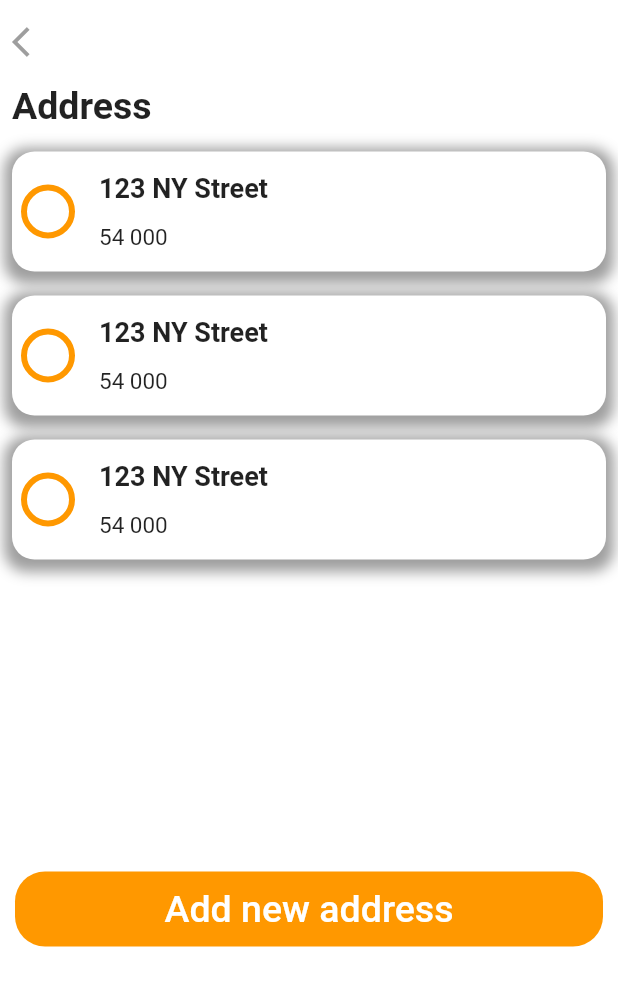
After one commit to MerveCoban1/digigarson_demo_design, a Flutter app: the Address screen opened directly, on a phone screen of 412 x 824 dp. The commit adds this screen. Shown: the top 986 px of the screen. Run offline on Flutter 3.47's test engine with Material 2 defaults, Android fonts, the phone set to English and light mode, and no system bars; missing offline and left inert: flappy_search_bar, qr_code_scanner.

Commit message:
create address page

```diff
--- /dev/null
+++ b/lib/views/address.dart
@@ -0,0 +1,63 @@
+import 'package:digigarson_demo_design/views/addAddress.dart';
+import 'package:digigarson_demo_design/widgets/addressContainer.dart';
+import 'package:flutter/cupertino.dart';
+import 'package:flutter/material.dart';
+
+class Address extends StatefulWidget {
+  @override
+  _AddressState createState() => _AddressState();
+}
+
+class _AddressState extends State<Address> {
+  @override
+  Widget build(BuildContext context) {
+    return Scaffold(
+      backgroundColor: Colors.white,
+      body: ListView(
+        children: [
+          new IconButton(
+              alignment: Alignment.bottomLeft,
+              onPressed: () {
+                Navigator.pop(context);
+              },
+              icon: new Icon(
+                Icons.arrow_back_ios,
+                color: Colors.grey,
+              )),
+          Padding(
+            padding: const EdgeInsets.all(8.0),
+            child: Text(
+              "Address",
+              style: TextStyle(fontWeight: FontWeight.bold, fontSize: 25.0),
+            ),
+          ),
+          AddressContainer(),
+          AddressContainer(),
+          AddressContainer(),
+          Padding(
+            padding: const EdgeInsets.only(
+                top: 200.0, left: 10, right: 10, bottom: 20.0),
+            child: FlatButton(
+              minWidth: 320.0,
+              height: 50.0,
+              color: Colors.orange,
+              shape: RoundedRectangleBorder(
+                  borderRadius: BorderRadius.circular(20)),
+              onPressed: () {
+                Navigator.push(context,
+                    MaterialPageRoute(builder: (context) => AddAddress()));
+              },
+              child: Text(
+                "Add new address",
+                style: TextStyle(
+                  color: Colors.white,
+                  fontSize: 25.0,
+                ),
+              ),
+            ),
+          ),
+        ],
+      ),
+    );
+  }
+}
--- /dev/null
+++ b/lib/widgets/addressContainer.dart
@@ -0,0 +1,64 @@
+import 'package:flutter/material.dart';
+
+class AddressContainer extends StatefulWidget {
+  @override
+  _AddressContainerState createState() => _AddressContainerState();
+}
+
+class _AddressContainerState extends State<AddressContainer> {
+  @override
+  Widget build(BuildContext context) {
+    return Padding(
+      padding: const EdgeInsets.all(8.0),
+      child: Container(
+        height: 80.0,
+        decoration: BoxDecoration(
+          color: Colors.white,
+          boxShadow: [
+            BoxShadow(
+              color: Colors.grey,
+              spreadRadius: 5,
+              blurRadius: 7,
+              offset: Offset(0, 3),
+            ),
+          ],
+          borderRadius: BorderRadius.circular(15.0),
+        ),
+        child: Row(
+          children: [
+            Theme(
+              data: Theme.of(context).copyWith(
+                  unselectedWidgetColor: Colors.orange,
+                  disabledColor: Colors.orange),
+              child: Transform.scale(
+                scale: 2.0,
+                child: Radio(
+                  value: 0,
+                  groupValue: 'null',
+                  onChanged: (index) {},
+                ),
+              ),
+            ),
+            Padding(
+              padding: const EdgeInsets.only(left: 10.0),
+              child: Column(
+                  crossAxisAlignment: CrossAxisAlignment.start,
+                  mainAxisAlignment: MainAxisAlignment.spaceEvenly,
+                  children: [
+                    Text(
+                      "123 NY Street",
+                      style: TextStyle(
+                          fontWeight: FontWeight.bold, fontSize: 18.0),
+                    ),
+                    Text(
+                      "54 000",
+                      style: TextStyle(fontSize: 15.0),
+                    ),
+                  ]),
+            ),
+          ],
+        ),
+      ),
+    );
+  }
+}
--- a/lib/widgets/allAddress.dart
+++ b/lib/widgets/allAddress.dart
@@ -1,3 +1,5 @@
+import 'package:digigarson_demo_design/views/address.dart';
+import 'package:digigarson_demo_design/views/profile_page.dart';
 import 'package:flutter/cupertino.dart';
 import 'package:flutter/material.dart';
 
@@ -16,6 +18,11 @@ class AllAddress extends StatelessWidget {
         borderRadius: BorderRadius.circular(10.0),
         boxShadow: [BoxShadow(color: Colors.black, blurRadius: 1.0)],
       ),
+      child: FlatButton(
+        onPressed: () {
+          Navigator.push(
+              context, MaterialPageRoute(builder: (context) => Address()));
+        },
         child: Column(
           mainAxisAlignment: MainAxisAlignment.spaceEvenly,
           crossAxisAlignment: CrossAxisAlignment.center,
@@ -34,6 +41,7 @@ class AllAddress extends StatelessWidget {
             ),
           ],
         ),
+      ),
     );
   }
 }
```
Lines whose indentation alone changed are shown as unchanged.
